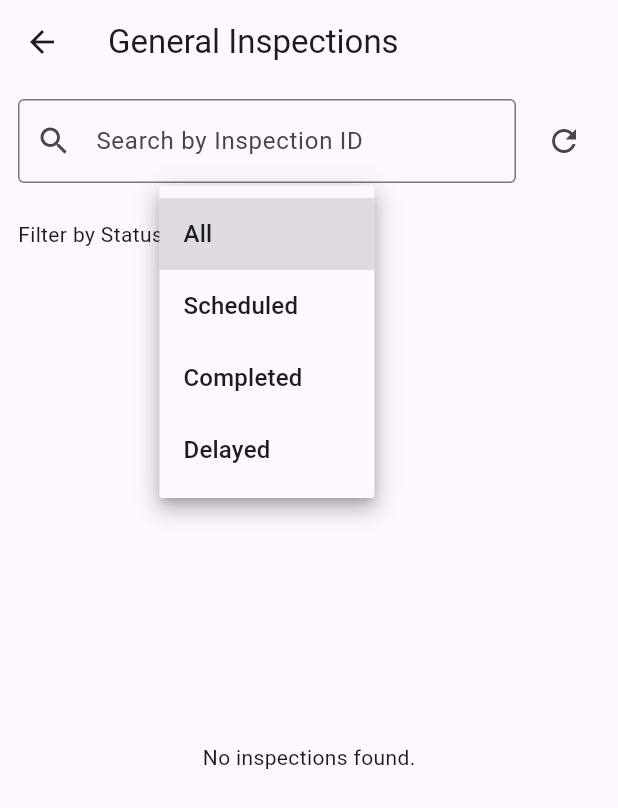
After one commit to archiot-devhub/ifms_assetinspectionsrepo, a Flutter app: the GeneralInspectionListScreen screen opened directly, after a tap on "All", on a phone screen of 412 x 824 dp. The commit adds this screen. Shown: the top 808 px of the screen. Run offline on Flutter 3.47's test engine with Material 3 defaults, Android fonts, the phone set to English and light mode, and no system bars; our stand-ins replace cloud_firestore, firebase_auth, firebase_core, firebase_storage, fluttertoast, image_picker; missing offline and left inert: mobile_scanner; accounts and stored records are empty.

Commit message:
Version 8. Created screens for General INspection Schedules and Checklists submission screen

```diff
--- /dev/null
+++ b/lib/models/assigned_inspection_checklist.dart
@@ -0,0 +1,55 @@
+import 'package:cloud_firestore/cloud_firestore.dart';
+
+class AssignedInspectionChecklist {
+  final String inspectionID;
+  final String locationID;
+  final String assignedTo;
+  final String? remarks;
+  final DateTime scheduledDate;
+  final String status;
+  final DateTime? completedOn;
+  final String category; // ✅ New field
+
+  AssignedInspectionChecklist({
+    required this.inspectionID,
+    required this.locationID,
+    required this.assignedTo,
+    this.remarks,
+    required this.scheduledDate,
+    required this.status,
+    this.completedOn,
+    required this.category, // ✅ Add to constructor
+  });
+
+  factory AssignedInspectionChecklist.fromFirestore(
+    Map<String, dynamic> data,
+    String docId,
+  ) {
+    return AssignedInspectionChecklist(
+      inspectionID: data['inspectionID'] ?? '',
+      locationID: data['LocationID'] ?? '',
+      assignedTo: data['Assignedto'] ?? '',
+      remarks: data['Remarks'],
+      scheduledDate: (data['scheduleddate'] as Timestamp).toDate(),
+      status: data['status'] ?? '',
+      completedOn:
+          data['completedon'] != null
+              ? (data['completedon'] as Timestamp).toDate()
+              : null,
+      category: data['category'] ?? '-', // ✅ Default fallback
+    );
+  }
+
+  Map<String, dynamic> toMap() {
+    return {
+      'inspectionID': inspectionID,
+      'LocationID': locationID,
+      'Assignedto': assignedTo,
+      'Remarks': remarks,
+      'scheduleddate': scheduledDate,
+      'status': status,
+      'completedon': completedOn,
+      'category': category, // ✅ Add to map
+    };
+  }
+}
--- a/lib/screens/checkpoint_screen.dart
+++ b/lib/screens/checkpoint_screen.dart
@@ -4,6 +4,7 @@ import 'package:cloud_firestore/cloud_firestore.dart';
 import 'package:firebase_storage/firebase_storage.dart';
 import 'dart:io';
 import 'success_screen.dart';
+import 'package:firebase_auth/firebase_auth.dart';
 
 import '../models/checkpoint.dart'; // ✅ Your model should have: checkpointID, checkpoint, inputType, response, remarks, image
 
@@ -62,6 +63,8 @@ class _CheckpointScreenState extends State<CheckpointScreen> {
   Future<void> _submitChecklist() async {
     final firestore = FirebaseFirestore.instance;
     final storage = FirebaseStorage.instance;
+    final user = FirebaseAuth.instance.currentUser;
+    final submittedBy = user?.email ?? 'Unknown User';
 
     try {
       for (var cp in checkpoints) {
@@ -86,6 +89,7 @@ class _CheckpointScreenState extends State<CheckpointScreen> {
           'remarks': cp.remarks ?? '',
           'imageUrl': imageUrl ?? '',
           'submittedDate': Timestamp.now(),
+          'submittedBy': submittedBy,
         });
       }
 
--- /dev/null
+++ b/lib/screens/general_inspection_list_screen.dart
@@ -0,0 +1,261 @@
+import 'package:flutter/material.dart';
+import 'package:cloud_firestore/cloud_firestore.dart';
+import '../models/assigned_inspection_checklist.dart';
+import 'general_checkpoint_submission_screen.dart';
+
+class GeneralInspectionListScreen extends StatefulWidget {
+  const GeneralInspectionListScreen({super.key});
+
+  @override
+  State<GeneralInspectionListScreen> createState() =>
+      _GeneralInspectionListScreenState();
+}
+
+class _GeneralInspectionListScreenState
+    extends State<GeneralInspectionListScreen> {
+  List<AssignedInspectionChecklist> inspections = [];
+  List<AssignedInspectionChecklist> filteredInspections = [];
+  bool isLoading = true;
+  String searchQuery = '';
+  String selectedStatus = 'All';
+
+  @override
+  void initState() {
+    super.initState();
+    fetchInspections();
+  }
+
+  Future<void> fetchInspections() async {
+    setState(() => isLoading = true);
+    try {
+      final snapshot =
+          await FirebaseFirestore.instance
+              .collection('AssignedInspectionCheckpoints')
+              .get();
+
+      final data =
+          snapshot.docs
+              .map(
+                (doc) => AssignedInspectionChecklist.fromFirestore(
+                  doc.data(),
+                  doc.id,
+                ),
+              )
+              .toList();
+
+      setState(() {
+        inspections = data;
+        applyFilters();
+        isLoading = false;
+      });
+    } catch (e) {
+      setState(() => isLoading = false);
+      ScaffoldMessenger.of(
+        context,
+      ).showSnackBar(SnackBar(content: Text('Failed to load inspections: $e')));
+    }
+  }
+
+  void applyFilters() {
+    setState(() {
+      filteredInspections =
+          inspections.where((item) {
+            final matchesSearch = item.inspectionID.toLowerCase().contains(
+              searchQuery.toLowerCase(),
+            );
+            final matchesStatus =
+                selectedStatus == 'All'
+                    ? true
+                    : item.status.toLowerCase() == selectedStatus.toLowerCase();
+            return matchesSearch && matchesStatus;
+          }).toList();
+    });
+  }
+
+  Color getStatusColor(String status) {
+    switch (status.toLowerCase()) {
+      case 'scheduled':
+        return Colors.blue;
+      case 'completed':
+        return Colors.green;
+      case 'delayed':
+        return Colors.red;
+      default:
+        return Colors.black;
+    }
+  }
+
+  IconData getTrailingIcon(String status) {
+    return status.toLowerCase() == 'completed'
+        ? Icons.remove_red_eye
+        : Icons.assignment;
+  }
+
+  @override
+  Widget build(BuildContext context) {
+    return Scaffold(
+      appBar: AppBar(title: const Text('General Inspections')),
+      body:
+          isLoading
+              ? const Center(child: CircularProgressIndicator())
+              : Column(
+                children: [
+                  // 🔍 Search Bar & Reload
+                  Padding(
+                    padding: const EdgeInsets.symmetric(
+                      horizontal: 12,
+                      vertical: 10,
+                    ),
+                    child: Row(
+                      children: [
+                        Expanded(
+                          child: TextField(
+                            decoration: const InputDecoration(
+                              hintText: 'Search by Inspection ID',
+                              prefixIcon: Icon(Icons.search),
+                              border: OutlineInputBorder(),
+                            ),
+                            onChanged: (value) {
+                              searchQuery = value;
+                              applyFilters();
+                            },
+                          ),
+                        ),
+                        const SizedBox(width: 8),
+                        IconButton(
+                          icon: const Icon(Icons.refresh),
+                          onPressed: fetchInspections,
+                          tooltip: 'Reload Inspections',
+                        ),
+                      ],
+                    ),
+                  ),
+
+                  // 🔽 Status Dropdown
+                  Padding(
+                    padding: const EdgeInsets.symmetric(horizontal: 12),
+                    child: Row(
+                      children: [
+                        const Text('Filter by Status:'),
+                        const SizedBox(width: 10),
+                        DropdownButton<String>(
+                          value: selectedStatus,
+                          items: const [
+                            DropdownMenuItem(value: 'All', child: Text('All')),
+                            DropdownMenuItem(
+                              value: 'Scheduled',
+                              child: Text('Scheduled'),
+                            ),
+                            DropdownMenuItem(
+                              value: 'Completed',
+                              child: Text('Completed'),
+                            ),
+                            DropdownMenuItem(
+                              value: 'Delayed',
+                              child: Text('Delayed'),
+                            ),
+                          ],
+                          onChanged: (value) {
+                            if (value != null) {
+                              selectedStatus = value;
+                              applyFilters();
+                            }
+                          },
+                        ),
+                      ],
+                    ),
+                  ),
+                  const SizedBox(height: 6),
+
+                  // 📋 List
+                  Expanded(
+                    child:
+                        filteredInspections.isEmpty
+                            ? const Center(child: Text('No inspections found.'))
+                            : ListView.builder(
+                              itemCount: filteredInspections.length,
+                              itemBuilder: (context, index) {
+                                final item = filteredInspections[index];
+                                return Card(
+                                  elevation: 3,
+                                  margin: const EdgeInsets.symmetric(
+                                    horizontal: 12,
+                                    vertical: 6,
+                                  ),
+                                  child: ListTile(
+                                    title: Text(
+                                      'Inspection ID: ${item.inspectionID}',
+                                    ),
+                                    subtitle: Column(
+                                      crossAxisAlignment:
+                                          CrossAxisAlignment.start,
+                                      children: [
+                                        const SizedBox(height: 4),
+                                        Text(
+                                          'Scheduled Date: ${item.scheduledDate.toLocal().toString().split(' ')[0]}',
+                                        ),
+                                        Text('Assigned To: ${item.assignedTo}'),
+                                        Text(
+                                          'Status: ${item.status}',
+                                          style: TextStyle(
+                                            color: getStatusColor(item.status),
+                                            fontWeight: FontWeight.bold,
+                                          ),
+                                        ),
+
+                                        Text('Remarks: ${item.remarks ?? "-"}'),
+                                        Text(
+                                          'Completed On: ${item.completedOn != null ? item.completedOn!.toLocal().toString().split(' ')[0] : "-"}',
+                                        ),
+                                      ],
+                                    ),
+                                    trailing: IconButton(
+                                      icon: Icon(
+                                        getTrailingIcon(item.status),
+                                        color:
+                                            item.status.toLowerCase() ==
+                                                    'completed'
+                                                ? Colors.green
+                                                : Colors.orange,
+                                      ),
+                                      tooltip:
+                                          item.status.toLowerCase() ==
+                                                  'completed'
+                                              ? 'View Submitted Checklist'
+                                              : 'Submit Checklist',
+                                      onPressed: () {
+                                        if (item.status.toLowerCase() ==
+                                            'completed') {
+                                          // TODO: Navigate to view submitted checklist
+                                        } else {
+                                          Navigator.push(
+                                            context,
+                                            MaterialPageRoute(
+                                              builder:
+                                                  (_) =>
+                                                      GeneralCheckpointSubmissionScreen(
+                                                        inspectionID:
+                                                            item.inspectionID,
+                                                        category: item.category,
+                                                        locationID:
+                                                            item.locationID,
+                                                      ),
+                                            ),
+                                          ).then((value) {
+                                            if (value == 'submitted') {
+                                              fetchInspections(); // refresh after submission
+                                            }
+                                          });
+                                        }
+                                      },
+                                    ),
+                                  ),
+                                );
+                              },
+                            ),
+                  ),
+                ],
+              ),
+    );
+  }
+}
--- a/lib/screens/login_screen.dart
+++ b/lib/screens/login_screen.dart
@@ -2,6 +2,7 @@ import 'package:flutter/material.dart';
 import 'package:firebase_auth/firebase_auth.dart';
 import 'package:fluttertoast/fluttertoast.dart';
 import 'inspection_list_screen.dart';
+import 'ModuleSelectionScreen.dart';
 
 class LoginScreen extends StatefulWidget {
   const LoginScreen({super.key});
@@ -28,7 +29,7 @@ class _LoginScreenState extends State<LoginScreen> {
         Fluttertoast.showToast(msg: 'Login Successful');
         Navigator.pushReplacement(
           context,
-          MaterialPageRoute(builder: (_) => const InspectionListScreen()),
+          MaterialPageRoute(builder: (_) => const ModuleSelectionScreen()),
         );
       } on FirebaseAuthException catch (e) {
         Fluttertoast.showToast(msg: 'Login failed: ${e.message}');
```
Also changed, not shown: lib/models/checkpoint.dart (+7 -1 lines), lib/models/generalcheckpoint.dart (added, +27 -0 lines), lib/screens/ModuleSelectionScreen.dart (added, +47 -0 lines), lib/screens/general_checkpoint_submission_screen.dart (added, +238 -0 lines).
